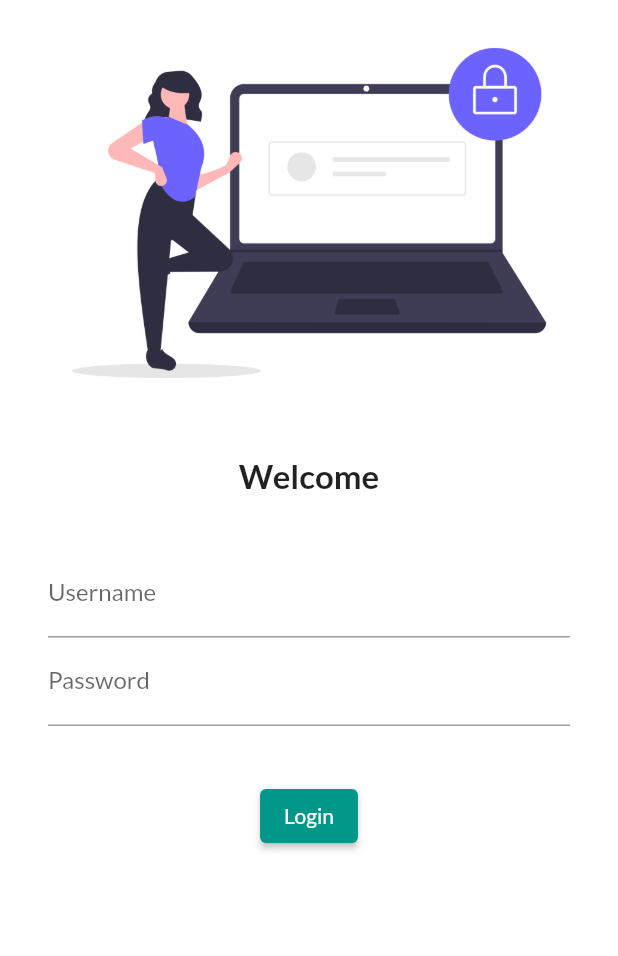
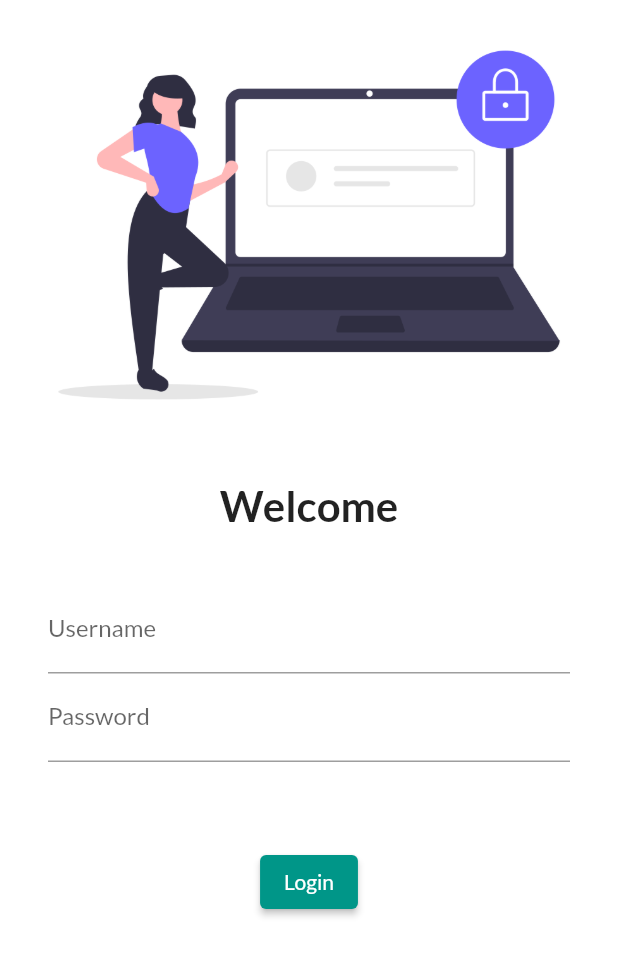
Before and after one commit to Musabbir2/Catelog_app, a Flutter app: the screen it shows after launch, on a phone screen of 412 x 824 dp. Shown: the top 956 px of the screen. Run offline on Flutter 3.47's test engine with Material 2 defaults, Android fonts, the phone set to English and light mode, and no system bars; our stand-ins replace google_fonts.

Commit message:
Day 5 completed

```diff
--- a/lib/main.dart
+++ b/lib/main.dart
@@ -2,6 +2,7 @@ import 'package:flutter/material.dart';
 import 'package:google_fonts/google_fonts.dart';
 import 'package:hello_android/pages/home_page.dart';
 import 'package:hello_android/pages/login_page.dart';
+import 'package:hello_android/utils/routes.dart';
 
 void main(){
   runApp(FirstApp());
@@ -14,6 +15,7 @@ class FirstApp extends StatelessWidget {
   @override
   Widget build(BuildContext context) {
     return MaterialApp(
+      // debugShowCheckedModeBanner: false,
       themeMode: ThemeMode.light,
       theme: ThemeData(
         primarySwatch: Colors.teal,
@@ -26,8 +28,8 @@ class FirstApp extends StatelessWidget {
       initialRoute: "/",
       routes: {
        '/': (context) =>  LoginPage(),
-       '/home': (context) => HomePage(),
-       '/login': (context) => LoginPage(),
+       MyRoutes.homeRoute: (context) => HomePage(),
+       MyRoutes.loginRoute: (context) => LoginPage(),
       },
     );
   }
--- a/lib/pages/login_page.dart
+++ b/lib/pages/login_page.dart
@@ -1,4 +1,5 @@
 import 'package:flutter/material.dart';
+import 'package:hello_android/utils/routes.dart';
 
 class LoginPage extends StatelessWidget {
   const LoginPage ({Key? key}) : super(key: key);
@@ -7,16 +8,18 @@ class LoginPage extends StatelessWidget {
   Widget build(BuildContext context) {
     return Material(
       color: Colors.white,
+      child: SingleChildScrollView(
         child: Column(
           children: [
             Image.asset("assets/images/login_image.png",
               fit:BoxFit.cover,
+              height: 300,
             ),
             SizedBox(
               height: 20.0,
             ),
             Text("Welcome",style: TextStyle(
-            fontSize: 22,
+              fontSize: 28,
               fontWeight: FontWeight.bold
              ),
             ),
@@ -44,19 +47,20 @@ class LoginPage extends StatelessWidget {
               ),
             ),
             SizedBox(
-            height: 20.0,
+              height: 40.0,
             ),
             ElevatedButton(
 
                 child: Text("Login"),
+              style: TextButton.styleFrom(maximumSize: Size(150,40)),
                 onPressed: (){
-                print("Hi Musabbir");
+                  Navigator.pushNamed(context, MyRoutes.homeRoute);
                 },
-              style: TextButton.styleFrom(),
             ),
 
           ],
 
+        ),
       )
     );
   }
--- /dev/null
+++ b/lib/utils/routes.dart
@@ -0,0 +1,4 @@
+class MyRoutes{
+  static String loginRoute = "/login";
+  static String homeRoute = "/home";
+}
```
Lines whose indentation alone changed are shown as unchanged.
